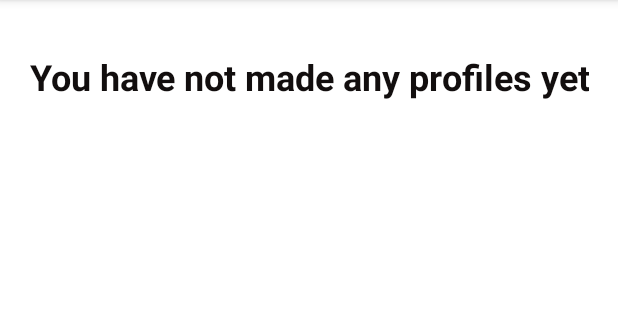
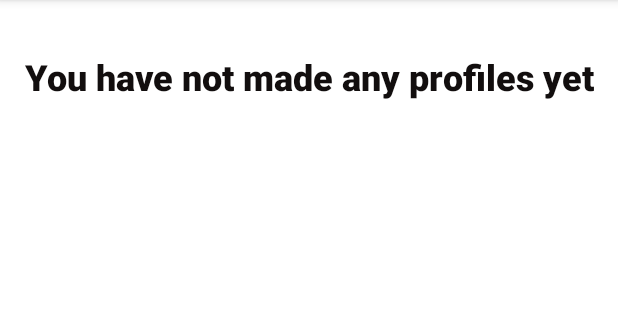
Before and after one commit to gavinrcodenext/MyDomilyApp, an Android app: the MainActivity2 screen opened directly, with no data from a screen before it, on a phone screen of 412 x 824 dp, the part 84-404 px from its top. Run offline under Robolectric (Android 15) with nearby library versions, the phone set to English and light mode, and no system bars.

Commit message:
To-do list title capitaization fix. Sans-serif medium fix. Font size on todo list fixed. Fixed corner radius. Fixed bold lettering of names.

```diff
--- a/app/src/main/res/layout/activity_chore_assignment_page.xml
+++ b/app/src/main/res/layout/activity_chore_assignment_page.xml
@@ -11,6 +11,7 @@
         android:layout_width="wrap_content"
         android:layout_height="wrap_content"
         android:layout_marginTop="44dp"
+        android:fontFamily="sans-serif-medium"
         android:text="@string/chore_assignment_user_input"
         android:textSize="18sp"
         android:textStyle="bold"
--- a/app/src/main/res/layout/activity_main2.xml
+++ b/app/src/main/res/layout/activity_main2.xml
@@ -13,10 +13,11 @@
         android:layout_height="wrap_content"
         android:layout_marginStart="16dp"
         android:layout_marginLeft="16dp"
+        android:fontFamily="sans-serif-medium"
         android:gravity="center_horizontal"
         android:textColor="#13100F"
-        android:textSize="20sp"
-        android:textStyle="bold"
+        android:textSize="17sp"
+        android:textStyle="normal"
         android:visibility="visible"
         app:layout_constraintLeft_toLeftOf="parent"
         app:layout_constraintStart_toStartOf="parent"
@@ -28,10 +29,11 @@
         android:layout_height="wrap_content"
         android:layout_marginEnd="16dp"
         android:layout_marginRight="16dp"
+        android:fontFamily="sans-serif-medium"
         android:gravity="center_horizontal"
         android:textColor="#13100F"
-        android:textSize="20sp"
-        android:textStyle="bold"
+        android:textSize="17sp"
+        android:textStyle="normal"
         android:visibility="invisible"
         app:layout_constraintEnd_toEndOf="parent"
         app:layout_constraintRight_toRightOf="parent"
@@ -41,10 +43,11 @@
         android:id="@+id/profile_five_label"
         android:layout_width="100dp"
         android:layout_height="wrap_content"
+        android:fontFamily="sans-serif-medium"
         android:gravity="center_horizontal"
         android:textColor="#13100F"
-        android:textSize="20sp"
-        android:textStyle="bold"
+        android:textSize="17sp"
+        android:textStyle="normal"
         android:visibility="invisible"
         app:layout_constraintEnd_toEndOf="parent"
         app:layout_constraintHorizontal_bias="0.498"
@@ -59,10 +62,11 @@
         android:layout_height="wrap_content"
         android:layout_marginEnd="16dp"
         android:layout_marginRight="16dp"
+        android:fontFamily="sans-serif-medium"
         android:gravity="center_horizontal"
         android:textColor="#13100F"
-        android:textSize="20sp"
-        android:textStyle="bold"
+        android:textSize="17sp"
+        android:textStyle="normal"
         android:visibility="invisible"
         app:layout_constraintEnd_toEndOf="parent"
         app:layout_constraintRight_toRightOf="parent"
@@ -74,10 +78,11 @@
         android:layout_height="wrap_content"
         android:layout_marginStart="16dp"
         android:layout_marginLeft="16dp"
+        android:fontFamily="sans-serif-medium"
         android:gravity="center_horizontal"
         android:textColor="#13100F"
-        android:textSize="20sp"
-        android:textStyle="bold"
+        android:textSize="17sp"
+        android:textStyle="normal"
         android:visibility="invisible"
         app:layout_constraintStart_toStartOf="parent"
         app:layout_constraintTop_toBottomOf="@+id/profile_button_four" />
@@ -86,10 +91,11 @@
         android:id="@+id/profile_two_label"
         android:layout_width="100dp"
         android:layout_height="wrap_content"
+        android:fontFamily="sans-serif-medium"
         android:gravity="center_horizontal"
         android:textColor="#13100F"
-        android:textSize="20sp"
-        android:textStyle="bold"
+        android:textSize="17sp"
+        android:textStyle="normal"
         android:visibility="invisible"
         app:layout_constraintEnd_toEndOf="parent"
         app:layout_constraintHorizontal_bias="0.498"
@@ -102,11 +108,12 @@
         android:id="@+id/textView3"
         android:layout_width="wrap_content"
         android:layout_height="wrap_content"
+        android:fontFamily="sans-serif-medium"
+        android:gravity="center_horizontal"
         android:text="@string/activity3"
         android:textColor="#120E0E"
         android:textSize="24sp"
         android:textStyle="bold"
-        android:gravity="center_horizontal"
         app:layout_constraintBottom_toBottomOf="parent"
         app:layout_constraintEnd_toEndOf="parent"
         app:layout_constraintStart_toStartOf="parent"
@@ -124,6 +131,7 @@
         android:onClick="goToChoreList"
         android:visibility="invisible"
         app:backgroundTint="#74BA77"
+        app:cornerRadius="10dp"
         app:iconPadding="10dp"
         app:layout_constraintStart_toStartOf="parent"
         app:layout_constraintTop_toBottomOf="@+id/textView3" />
@@ -137,6 +145,7 @@
         android:text=" "
         android:visibility="invisible"
         app:backgroundTint="#74BA77"
+        app:cornerRadius="10dp"
         app:layout_constraintEnd_toEndOf="parent"
         app:layout_constraintHorizontal_bias="0.498"
         app:layout_constraintStart_toStartOf="parent"
@@ -152,6 +161,7 @@
         android:foreground="@drawable/ic_personthing"
         android:visibility="invisible"
         app:backgroundTint="#74BA77"
+        app:cornerRadius="10dp"
         app:layout_constraintEnd_toEndOf="parent"
         app:layout_constraintTop_toBottomOf="@+id/textView3" />
 
@@ -164,6 +174,7 @@
         android:layout_marginTop="16dp"
         android:visibility="invisible"
         app:backgroundTint="#74BA77"
+        app:cornerRadius="10dp"
         app:layout_constraintStart_toStartOf="parent"
         app:layout_constraintTop_toBottomOf="@+id/profile_one_label" />
 
@@ -174,6 +185,7 @@
         android:layout_marginTop="16dp"
         android:visibility="invisible"
         app:backgroundTint="#74BA77"
+        app:cornerRadius="10dp"
         app:layout_constraintEnd_toEndOf="parent"
         app:layout_constraintHorizontal_bias="0.498"
         app:layout_constraintStart_toStartOf="parent"
@@ -188,6 +200,7 @@
         android:layout_marginRight="16dp"
         android:visibility="invisible"
         app:backgroundTint="#74BA77"
+        app:cornerRadius="10dp"
         app:layout_constraintEnd_toEndOf="parent"
         app:layout_constraintTop_toBottomOf="@+id/profile_three_label" />
 
--- a/app/src/main/res/layout/activity_main3.xml
+++ b/app/src/main/res/layout/activity_main3.xml
@@ -10,6 +10,7 @@
         android:id="@+id/todo_list_title_textview"
         android:layout_width="wrap_content"
         android:layout_height="wrap_content"
+        android:fontFamily="sans-serif-medium"
         android:text="@string/activity2"
         android:textColor="#100D0D"
         android:textSize="24sp"
@@ -36,6 +37,8 @@
         android:layout_width="wrap_content"
         android:layout_height="wrap_content"
         android:layout_marginTop="50dp"
+        android:fontFamily="sans-serif-medium"
+        android:textSize="17sp"
         android:visibility="invisible"
         app:layout_constraintEnd_toEndOf="parent"
         app:layout_constraintHorizontal_bias="0.498"
@@ -88,7 +91,7 @@
         android:id="@+id/no_chores_image"
         android:layout_width="348dp"
         android:layout_height="300dp"
-        android:visibility="visible"
+        android:visibility="invisible"
         app:layout_constraintBottom_toBottomOf="parent"
         app:layout_constraintEnd_toEndOf="parent"
         app:layout_constraintHorizontal_bias="0.492"
@@ -105,7 +108,7 @@
         android:gravity="center_horizontal"
         android:text='This child has no chores. Click the "+" to assign a chore.'
         android:textSize="18sp"
-        android:visibility="visible"
+        android:visibility="invisible"
         app:layout_constraintEnd_toEndOf="parent"
         app:layout_constraintStart_toStartOf="parent"
         app:layout_constraintTop_toBottomOf="@+id/no_chores_image" />
--- a/app/src/main/res/values/strings.xml
+++ b/app/src/main/res/values/strings.xml
@@ -14,7 +14,7 @@
     <string name="message_input_label">Message</string>
     <string name="confirm_assign_chore_button_label">Assign Chore</string>
 
-    <string name="activity2">To-do List</string>
+    <string name="activity2">To-Do List</string>
     <string name="activity3">Choose a Child To Assign Chore</string>
     <string name="activity7">Button</string>
     <string name="activity8">Button</string>
```
